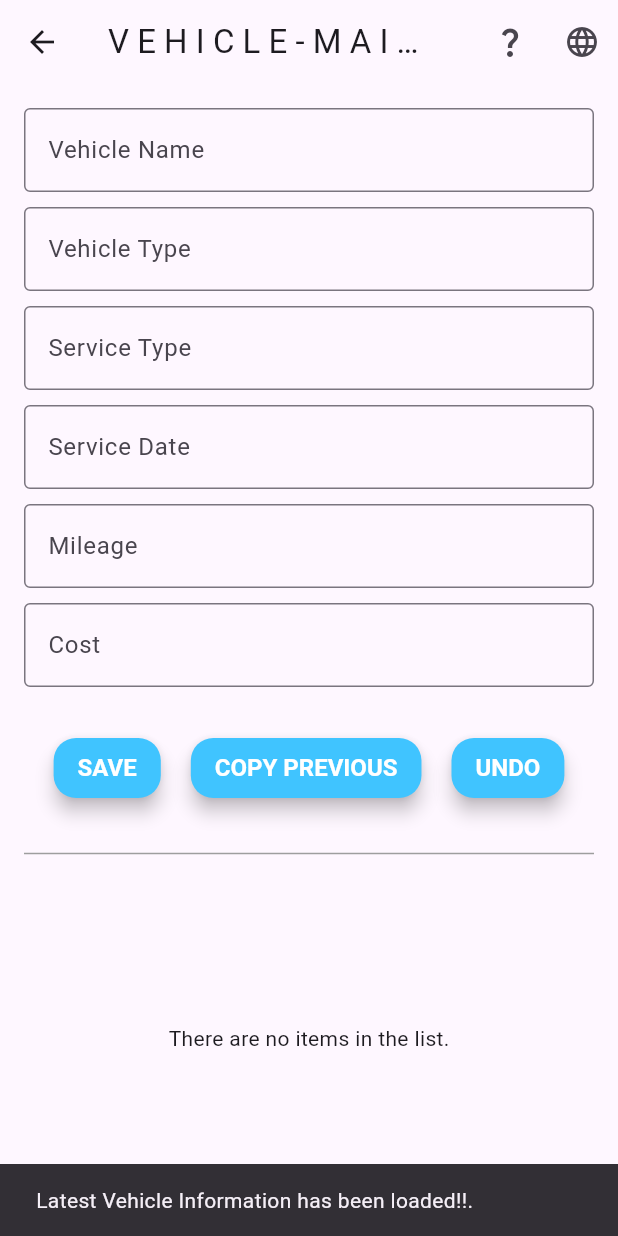
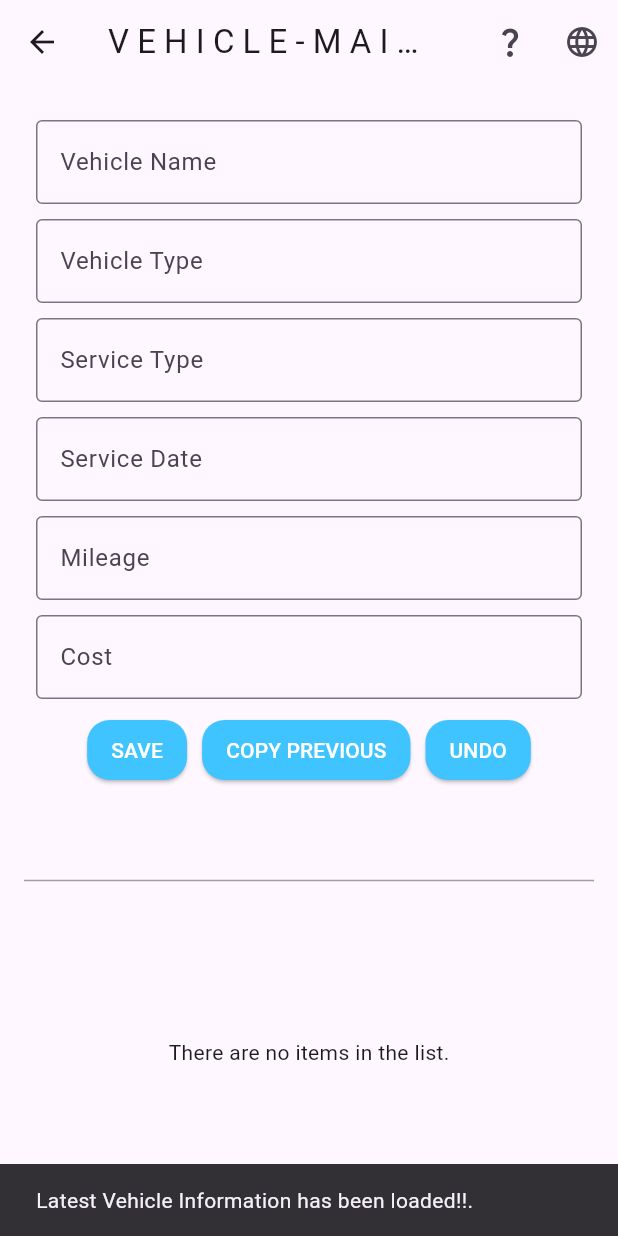
Before and after one commit to jananigokeda/Event-Planner-App, a Flutter app: the VehicleMaintenancePage screen opened by its route, on a phone screen of 412 x 824 dp. Run offline on Flutter 3.47's test engine with Material 3 defaults, Android fonts, the phone set to English and light mode, and no system bars; our stand-ins replace floor, flutter_translate, sqflite; missing offline and left inert: encrypted_shared_preferences; accounts and stored records are empty; generated files the repository leaves out were written again.

Commit message:
modified to make changes

```diff
--- a/lib/VehicleMaintenancePage.dart
+++ b/lib/VehicleMaintenancePage.dart
@@ -89,7 +89,7 @@ class _VehicleMaintenancePageState extends State<VehicleMaintenancePage> {
     );
   }
 
-  // This method will use the getAllItems method to load the data from the database.
+  /// This method will use the getAllItems method to load the data from the database.
   Future<void> _loadItems() async {
     final items = await myDAO.getAllItems();
     setState(() {
@@ -98,12 +98,12 @@ class _VehicleMaintenancePageState extends State<VehicleMaintenancePage> {
     });
   }
 
-  // This method is responsible for loading the data back from the EncryptedSharedPreferences
+  /// This method is responsible for loading the data back from the EncryptedSharedPreferences
   void loadData() async {
-    // Calling EncryptedSharedPreferences build in class and creating documents
+    /// Calling EncryptedSharedPreferences build in class and creating documents
     EncryptedSharedPreferences prefs = EncryptedSharedPreferences();
 
-    //Retrieving the form details using getString method
+    ///Retrieving the form details using getString method
     final savedVehicleName =  await prefs.getString('Vehicle Name');
     final savedVehicleType = await prefs.getString('Vehicle Type');
     final savedServiceType = await prefs.getString('Service Type');
@@ -128,8 +128,8 @@ class _VehicleMaintenancePageState extends State<VehicleMaintenancePage> {
     });
 
   }
-  // This function is responsible for adding the vehicle information to the database.
-  // it will collect all the information in  newItem object and use myDAO.insertItem(newItem) to add to the database
+  /// This function is responsible for adding the vehicle information to the database.
+  /// it will collect all the information in  newItem object and use myDAO.insertItem(newItem) to add to the database
   Future<void> _addItem() async {
     String vehicleName = _vehicleNameController.text.trim();
     String vehicleType = _vehicleTypeController.text.trim();
@@ -141,7 +141,7 @@ class _VehicleMaintenancePageState extends State<VehicleMaintenancePage> {
       final newItem = VehicleItem(vehicleName: vehicleName, vehicleType: vehicleType, serviceType: serviceType, serviceDate: serviceDate, mileage: mileage, cost: cost);
       await myDAO.insertItem(newItem);
 
-      // Saving the vehicle data using EncryptedSharedPreferences
+      /// Saving the vehicle data using EncryptedSharedPreferences
       final prefs = EncryptedSharedPreferences();
       await prefs.setString('Vehicle Name', _vehicleNameController.text);
       await prefs.setString('Vehicle Type', _vehicleTypeController.text);
@@ -176,8 +176,8 @@ class _VehicleMaintenancePageState extends State<VehicleMaintenancePage> {
     }
   }
 
-  // Deleting the item from the list
-  // This will use the deleteItem() function to delete the selected item
+  /// Deleting the item from the list
+  /// This will use the deleteItem() function to delete the selected item
   Future<void> _removeItem(int index) async {
     showDialog(
       context: context,
@@ -205,7 +205,7 @@ class _VehicleMaintenancePageState extends State<VehicleMaintenancePage> {
   }
 
 
-  // show vehicle detail from the database
+  /// show vehicle detail from the database
   void _showDetails(VehicleItem item) {
     setState(() {
       _selectedItem = item;
@@ -254,53 +254,55 @@ class _VehicleMaintenancePageState extends State<VehicleMaintenancePage> {
   }
 
   // FORM IMPLEMENTATION SECTION
-
   Widget _listPage() {
     return Column(
       children: [
-        Column( // Stack inputs vertically
-          crossAxisAlignment: CrossAxisAlignment.stretch,
+        Expanded(
+          flex: 7,
+          child: ListView(  //ListView
+            padding: const EdgeInsets.all(8.0),
             children: [
 
-            TextField(
+              ///Vehicle Name
+              TextField(  //TextField
                 controller: _vehicleNameController,
                 decoration: InputDecoration(
                   labelText: translate('vehicle.Vehicle Name'),
                   border: OutlineInputBorder(
-                  borderRadius: BorderRadius.circular(4.0), // Rounded corners
-                  borderSide: BorderSide(color: Colors.blue.shade300), // Border color
+                    borderRadius: BorderRadius.circular(4.0),
+                    borderSide: BorderSide(color: Colors.blue.shade300),
                   ),
                 ),
               ),
 
-            const SizedBox(height: 10), // Space between fields
-
-            TextField( // Vehicle Type Input
+              const SizedBox(height: 10),
+              //Vehicle Type
+              TextField(
                 controller: _vehicleTypeController,
                 decoration: InputDecoration(
                   labelText: translate('vehicle.Vehicle Type'),
                   border: OutlineInputBorder(
-                  borderRadius: BorderRadius.circular(4.0), // Rounded corners
-                  borderSide: BorderSide(color: Colors.blue.shade300), // Border color
+                    borderRadius: BorderRadius.circular(4.0),
+                    borderSide: BorderSide(color: Colors.blue.shade300),
                   ),
                 ),
               ),
 
-            //serviceType
-            const SizedBox(height: 10), // Space between fields
-            TextField( // Service Type Input
+              const SizedBox(height: 10),
+              //Service Type
+              TextField(
                 controller: _serviceTypeController,
                 decoration: InputDecoration(
                   labelText: translate('vehicle.Service Type'),
                   border: OutlineInputBorder(
-                  borderRadius: BorderRadius.circular(4.0), // Rounded corners
-                  borderSide: BorderSide(color: Colors.blue.shade300), // Border color
+                    borderRadius: BorderRadius.circular(4.0),
+                    borderSide: BorderSide(color: Colors.blue.shade300),
                   ),
                 ),
               ),
 
-            // Service Date
               const SizedBox(height: 10),
+             //Service Date
               GestureDetector(
                 onTap: () => _selectDate(context),
                 child: AbsorbPointer(
@@ -317,66 +319,45 @@ class _VehicleMaintenancePageState extends State<VehicleMaintenancePage> {
                 ),
               ),
 
-            //mileage
-            const SizedBox(height: 10), // Space between fields
-            TextField( // Mileage Input
+              const SizedBox(height: 10),
+              //Mileage
+              TextField(
                 controller: _mileageController,
-              decoration:  InputDecoration(
+                decoration: InputDecoration(
                   labelText: translate('vehicle.Mileage'),
                   border: OutlineInputBorder(
-                  borderRadius: BorderRadius.circular(4.0), // Rounded corners
-                  borderSide: BorderSide(color: Colors.blue.shade300), // Border color
+                    borderRadius: BorderRadius.circular(4.0),
+                    borderSide: BorderSide(color: Colors.blue.shade300),
                   ),
                 ),
               ),
 
+              const SizedBox(height: 10),
               //Cost
-            const SizedBox(height: 10), // Space between fields
-            TextField( // Cost Input
+              TextField(
                 controller: _costController,
-              decoration:  InputDecoration(
+                decoration: InputDecoration(
                   labelText: translate('vehicle.Cost'),
                   border: OutlineInputBorder(
-                  borderRadius: BorderRadius.circular(4.0), // Rounded corners
-                  borderSide: BorderSide(color: Colors.blue.shade300), // Border color
+                    borderRadius: BorderRadius.circular(4.0),
+                    borderSide: BorderSide(color: Colors.blue.shade300),
                   ),
                 ),
               ),
-// DONE FORM IMPLEMENTATION
+
+              const SizedBox(height: 10),
 
               // SAVE button
-            // Implementation of the SAVE button and COPY PREVIOUS BUTTON SECTION
-            // Once the save button is clicked, it will call the _addItem function
-            // _addItem will then access the insertItem function to insert the information
-            const SizedBox(height: 30),
+              /// Implementation of the SAVE button and COPY PREVIOUS BUTTON SECTION
+              /// Once the save button is clicked, it will call the _addItem function
+              /// _addItem will then access the insertItem function to insert the information
               Row(
                 mainAxisAlignment: MainAxisAlignment.center,
                 children: [
                   ElevatedButton(
                     onPressed: () async {
-                      await _addItem(); // This method will add the vehicle info when save button is pressed
+                      await _addItem();
                     },
-                    style: ElevatedButton.styleFrom(  // Styling the button
-                      foregroundColor: Colors.white,
-                      backgroundColor: Colors.lightBlueAccent,
-                      padding: const EdgeInsets.symmetric(vertical: 8, horizontal: 16),
-                      shape: RoundedRectangleBorder(
-                        borderRadius: BorderRadius.circular(15),
-                      ),
-                      elevation: 5,
-                      textStyle: const TextStyle(
-                        fontSize: 16,
-                        fontWeight: FontWeight.bold,
-                      ),
-                    ),
-                    child: Text(translate('vehicle.SAVE'))
-
-                ),
-
-                // Copy Previous button which will call the loadData function to load the previous data back.
-                const SizedBox(width: 20),
-                ElevatedButton(
-
                     style: ElevatedButton.styleFrom(
                       foregroundColor: Colors.white,
                       backgroundColor: Colors.lightBlueAccent,
@@ -384,22 +365,16 @@ class _VehicleMaintenancePageState extends State<VehicleMaintenancePage> {
                       shape: RoundedRectangleBorder(
                         borderRadius: BorderRadius.circular(15),
                       ),
-                    elevation: 5,
-                    textStyle: const TextStyle(
-                      fontSize: 16,
-                      fontWeight: FontWeight.bold,
                     ),
+                    child: Text(translate('vehicle.SAVE')),
                   ),
+
+                  const SizedBox(width: 10),
+                  /// Copy Previous button which will call the loadData function to load the previous data back.
+                  ElevatedButton(
                     onPressed: () async {
                       loadData(); // Loading the previous data whe the copy previous button presssed
                     },
-                  child: Text(translate('vehicle.COPY PREVIOUS')),
-                ),
-
-                // UNDO button which will call the _closeDetails function to clear the form
-                const SizedBox(width: 20),
-                ElevatedButton(
-
                     style: ElevatedButton.styleFrom(
                       foregroundColor: Colors.white,
                       backgroundColor: Colors.lightBlueAccent,
@@ -407,48 +382,60 @@ class _VehicleMaintenancePageState extends State<VehicleMaintenancePage> {
                       shape: RoundedRectangleBorder(
                         borderRadius: BorderRadius.circular(15),
                       ),
-                    elevation: 5,
-                    textStyle: const TextStyle(
-                      fontSize: 16,
-                      fontWeight: FontWeight.bold,
                     ),
+                    child: Text(translate('vehicle.COPY PREVIOUS')),
                   ),
-                  onPressed: () async {
+
+                  const SizedBox(width: 10),
+
+                  // UNDO button which will clear the form
+                  ElevatedButton(
+                    onPressed: () {
                       _vehicleNameController.clear();
                       _vehicleTypeController.clear();
                       _serviceTypeController.clear();
                       _serviceDateController.clear();
                       _mileageController.clear();
                       _costController.clear();
+                      //SnackBar
                       ScaffoldMessenger.of(context).showSnackBar(
-                        const SnackBar(content: Text('Form data has been cleared')));
+                        const SnackBar(content: Text('Form data has been cleared')),
+                      );
                     },
+                    style: ElevatedButton.styleFrom(
+                      foregroundColor: Colors.white,
+                      backgroundColor: Colors.lightBlueAccent,
+                      padding: const EdgeInsets.symmetric(vertical: 8, horizontal: 16),
+                      shape: RoundedRectangleBorder(
+                        borderRadius: BorderRadius.circular(15),
+                      ),
+                    ),
                     child: Text(translate('vehicle.UNDO')),
                   ),
-
-              ],
-            )
                 ],
               ),
+            ],
+          ),
+        ),
 
-        // This is the bottom part of the form which display the information from the database by calling the _showDetails
-        // If the database is empty, it will dispaly, There are no items in the list
-        //Wrap each ListTile with Container
-        const SizedBox(height: 25),
-        const Divider( // Add the Divider widget
-            color: Colors.grey, // Color of the line
-            thickness: 1.0), // Thickness of the line
+        const SizedBox(height: 10),
+
+        const Divider(
+          color: Colors.grey,
+          thickness: 1.0,
+        ),
+        // The following will check if the database has any data. If there is any, it will display the data
         Expanded(
+          flex: 3,
           child: _items.isEmpty
-              ? Center(child: Text("There are no items in the list."))
+              ? const Center(child: Text("There are no items in the list."))
               : ListView.builder(
             itemCount: _items.length,
             itemBuilder: (context, index) {
-
-              return Container( // Wrap each ListTile with Container
-                margin: const EdgeInsets.symmetric(vertical: 4.0, horizontal: 8.0), // Add margin for spacing between blocks
-                decoration: BoxDecoration( // Add background, border, and rounded corners
-                  color: Colors.white, // Background color for the block
+              return Container(
+                margin: const EdgeInsets.symmetric(vertical: 4.0, horizontal: 8.0),
+                decoration: const BoxDecoration(
+                  color: Colors.white,
                 ),
                 child: GestureDetector(
                   onTap: () {
@@ -457,18 +444,14 @@ class _VehicleMaintenancePageState extends State<VehicleMaintenancePage> {
                   child: ListTile(
                     title: Center(
                       child: Text(
-                          "${index + 1}: ${_items[index].vehicleName} - vehicleType: ${_items[index].vehicleType} -serviceType: ${_items[index].serviceType} -serviceDate: ${_items[index].serviceDate } -mileage: ${_items[index].mileage } -cost: ${_items[index].cost }"
-                      ),
+                          "${index + 1}: ${_items[index].vehicleName} - vehicleType: ${_items[index].vehicleType} - serviceType: ${_items[index].serviceType} - serviceDate: ${_items[index].serviceDate} - mileage: ${_items[index].mileage} - cost: ${_items[index].cost}"),
                     ),
                   ),
                 ),
               );
-
             },
           ),
         ),
-
-
       ],
     );
   }
```
Also changed, not shown: lib/edit_vehicle_page.dart (+12 -12 lines). Lines whose indentation alone changed are shown as unchanged.
